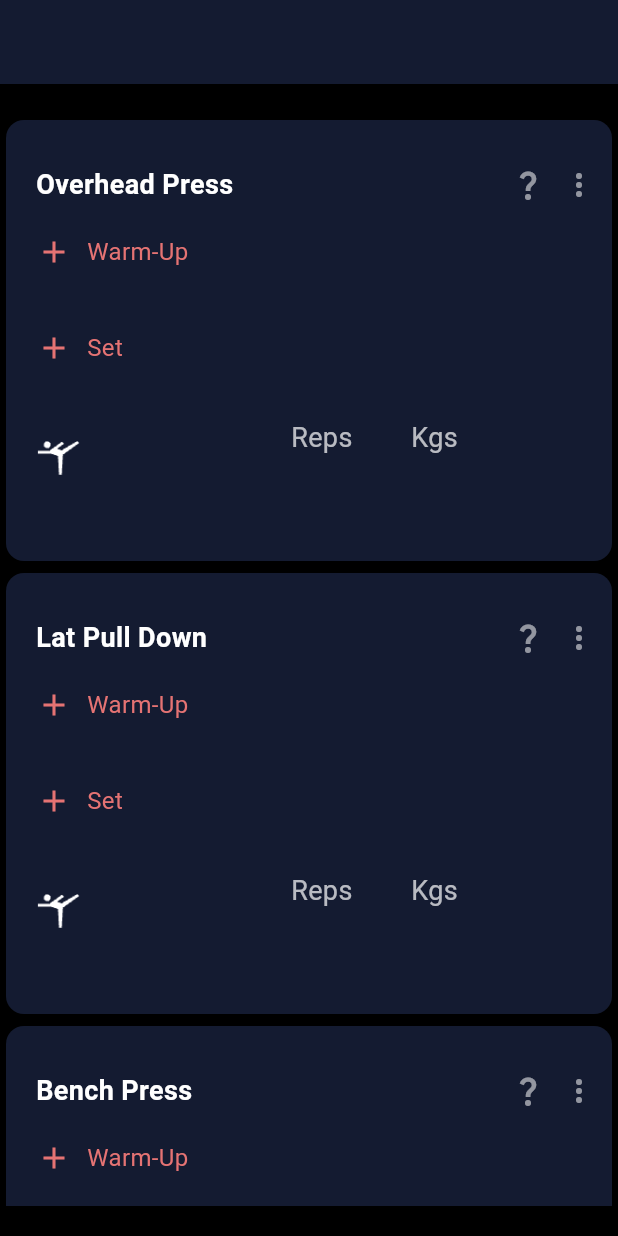
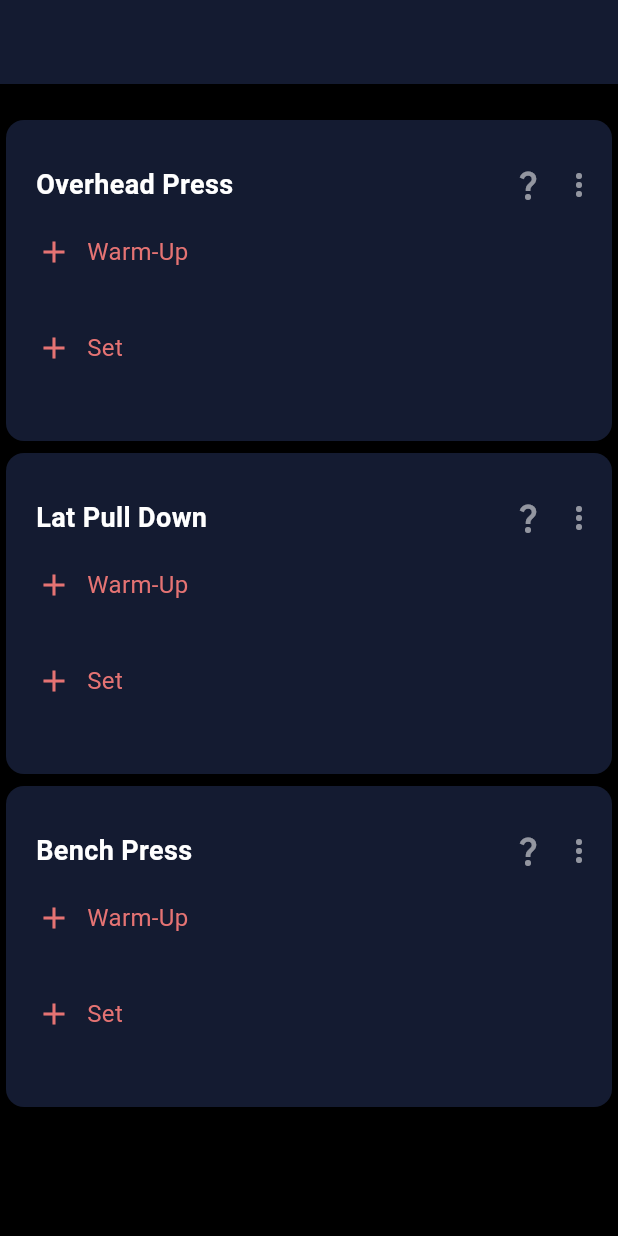
Before and after one commit to ArjunMalhotra07/rage_fit, a Flutter app: the screen it shows after launch, on a phone screen of 412 x 824 dp. Run offline on Flutter 3.47's test engine with Material 2 defaults, Android fonts, the phone set to English and light mode, and no system bars; our stand-ins replace freezed_annotation, top_snackbar_flutter.

Commit message:
Added workout header tile condition

```diff
--- a/lib/views/pages/home_page.dart
+++ b/lib/views/pages/home_page.dart
@@ -99,14 +99,6 @@ class _MyHomePageState extends State<MyHomePage> {
                             SingleChildScrollView(
                               child: Column(
                                 children: [
-                                  if (workOutLogProvider.workouts.workOutsVar
-                                      .where((workout) =>
-                                          workout.workoutName == name)
-                                      .expand((workout) => workout.warmupRows)
-                                      .isEmpty)
-                                    //  isListEmpty.value = true;
-                                    Container()
-                                  else
                                   ...workOutLogProvider.workouts.workOutsVar
                                       .where((workout) =>
                                           workout.workoutName == name)
@@ -157,7 +149,7 @@ class _MyHomePageState extends State<MyHomePage> {
                               ),
                             ),
                             const SizedBox(height: 20),
-                            const WorkoutHeaderTile(),
+
                             //! Sets List
                             SingleChildScrollView(
                               child: Column(
--- a/lib/views/templates/workout_header_tile.dart
+++ b/lib/views/templates/workout_header_tile.dart
@@ -29,7 +29,7 @@ class WorkoutHeaderTile extends StatelessWidget {
               style: appUtilities.textStyleFunc(),
             ),
           ),
-          const SizedBox(width: 10),
+          const SizedBox(width: 20),
           SizedBox(
             width: 70,
             height: 50,
```
Also changed, not shown: lib/views/templates/workout_tile.dart (+12 -21 lines). Lines whose indentation alone changed are shown as unchanged.
